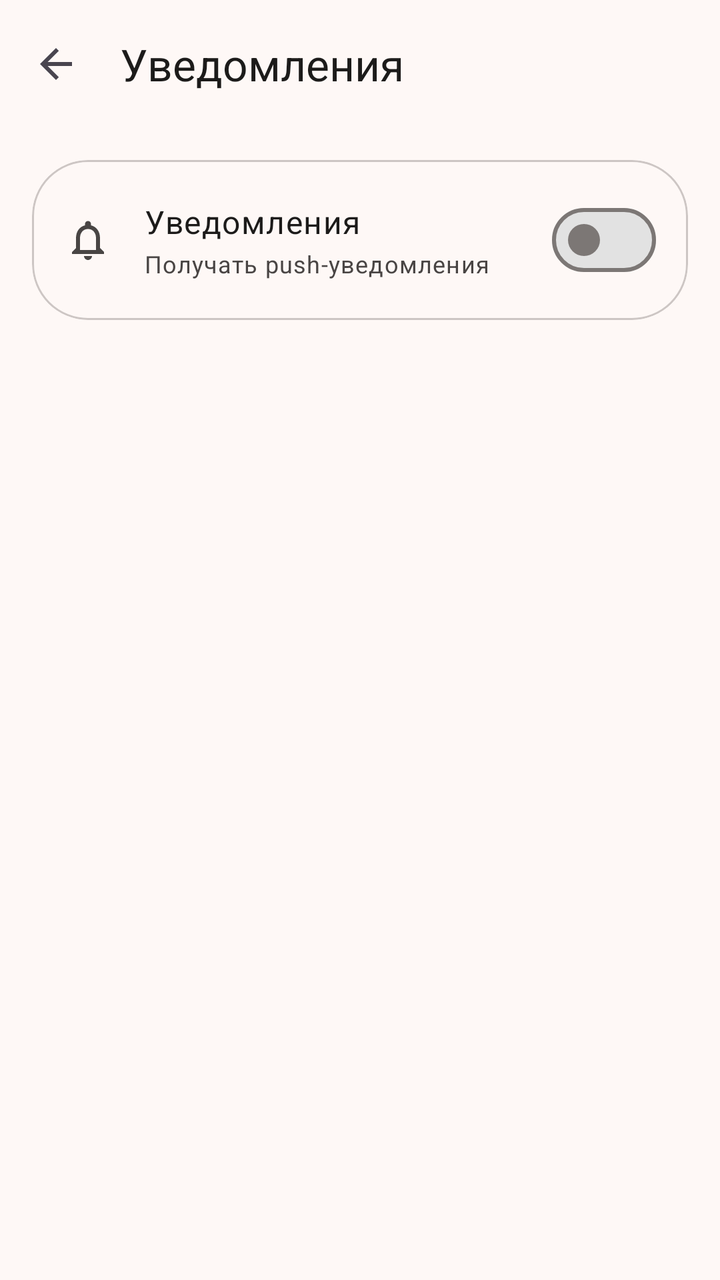
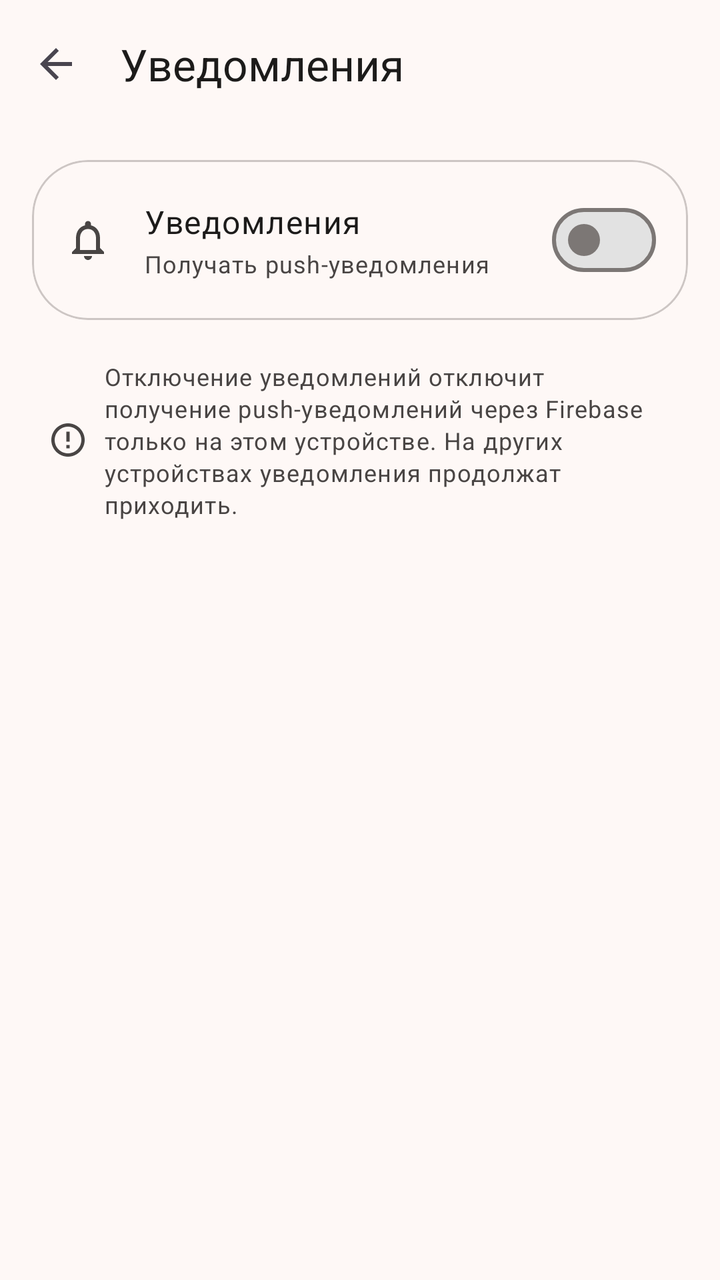

Before-and-after screenshots of an Android layout around one commit, followed by the original layout XML and the change that was made.
<!-- AndroidManifest.xml: activity theme Theme.BarkfluffClientAndroid -->
<!-- res/layout/activity_notification_settings.xml -->
<?xml version="1.0" encoding="utf-8"?>
<androidx.coordinatorlayout.widget.CoordinatorLayout xmlns:android="http://schemas.android.com/apk/res/android"
    xmlns:app="http://schemas.android.com/apk/res-auto"
    android:layout_width="match_parent"
    android:layout_height="match_parent"
    android:fitsSystemWindows="true">

    <com.google.android.material.appbar.AppBarLayout
        android:layout_width="match_parent"
        android:layout_height="wrap_content"
        android:background="?attr/colorSurface">

        <com.google.android.material.appbar.MaterialToolbar
            android:id="@+id/toolbar"
            android:layout_width="match_parent"
            android:layout_height="?attr/actionBarSize"
            app:navigationIcon="@drawable/ic_back"
            app:title="Уведомления"
            app:titleTextAppearance="?attr/textAppearanceTitleLarge"
            app:titleTextColor="?attr/colorOnSurface" />

    </com.google.android.material.appbar.AppBarLayout>

    <LinearLayout
        android:layout_width="match_parent"
        android:layout_height="wrap_content"
        android:orientation="vertical"
        android:padding="16dp"
        app:layout_behavior="@string/appbar_scrolling_view_behavior">

        <com.google.android.material.card.MaterialCardView
            android:layout_width="match_parent"
            android:layout_height="wrap_content"
            app:cardBackgroundColor="?attr/colorSurfaceContainerLow"
            app:cardCornerRadius="28dp"
            app:cardElevation="0dp"
            app:strokeColor="?attr/colorOutlineVariant"
            app:strokeWidth="1dp">

            <LinearLayout
                android:layout_width="match_parent"
                android:layout_height="wrap_content"
                android:gravity="center_vertical"
                android:orientation="horizontal"
                android:padding="16dp">

                <ImageView
                    android:layout_width="24dp"
                    android:layout_height="24dp"
                    android:importantForAccessibility="no"
                    android:src="@drawable/ic_notifications"
                    app:tint="?attr/colorOnSurfaceVariant" />

                <LinearLayout
                    android:layout_width="0dp"
                    android:layout_height="wrap_content"
                    android:layout_marginStart="16dp"
                    android:layout_weight="1"
                    android:orientation="vertical">

                    <TextView
                        android:layout_width="wrap_content"
                        android:layout_height="wrap_content"
                        android:text="Уведомления"
                        android:textAppearance="?attr/textAppearanceBodyLarge"
                        android:textColor="?attr/colorOnSurface" />

                    <TextView
                        android:layout_width="wrap_content"
                        android:layout_height="wrap_content"
                        android:layout_marginTop="2dp"
                        android:text="Получать push-уведомления"
                        android:textAppearance="?attr/textAppearanceBodySmall"
                        android:textColor="?attr/colorOnSurfaceVariant" />

                </LinearLayout>

                <com.google.android.material.materialswitch.MaterialSwitch
                    android:id="@+id/switchNotifications"
                    android:layout_width="wrap_content"
                    android:layout_height="wrap_content" />

            </LinearLayout>

        </com.google.android.material.card.MaterialCardView>

    </LinearLayout>

</androidx.coordinatorlayout.widget.CoordinatorLayout>
<!-- resources referenced by this layout -->
<resources>
  <!-- drawable ic_back (drawable) -->
  <vector xmlns:android="http://schemas.android.com/apk/res/android"
      android:width="24dp"
      android:height="24dp"
      android:viewportWidth="24"
      android:viewportHeight="24"
      android:tint="?attr/colorControlNormal">
    <path
        android:fillColor="@android:color/white"
        android:pathData="M20,11H7.83l5.59,-5.59L12,4l-8,8 8,8 1.41,-1.41L7.83,13H20v-2z"/>
  </vector>
  <!-- drawable ic_notifications (drawable) -->
  <?xml version="1.0" encoding="utf-8"?>
  <vector xmlns:android="http://schemas.android.com/apk/res/android"
      android:width="24dp"
      android:height="24dp"
      android:viewportWidth="24"
      android:viewportHeight="24">
      <path
          android:fillColor="?attr/colorOnSurface"
          android:pathData="M12,22c1.1,0 2,-0.9 2,-2h-4c0,1.1 0.9,2 2,2zM18,16v-5c0,-3.07 -1.63,-5.64 -4.5,-6.32V4c0,-0.83 -0.67,-1.5 -1.5,-1.5s-1.5,0.67 -1.5,1.5v0.68C7.64,5.36 6,7.92 6,11v5l-2,2v1h16v-1l-2,-2zM16,17H8v-6c0,-2.48 1.51,-4.5 4,-4.5s4,2.02 4,4.5v6z"/>
  </vector>
  <style name="Theme.BarkfluffClientAndroid" parent="Base.Theme.BarkfluffClientAndroid" />
  <color name="primary">#FF6B35</color>
  <color name="on_primary">#FFFFFF</color>
  <color name="primary_container">#FFDAD0</color>
  <color name="on_primary_container">#4A2000</color>
  <color name="secondary">#2196F3</color>
  <color name="on_secondary">#FFFFFF</color>
  <color name="secondary_container">#D0E4FF</color>
  <color name="on_secondary_container">#001F3A</color>
  <color name="tertiary">#03DAC6</color>
  <color name="on_tertiary">#000000</color>
  <color name="tertiary_container">#00E5D2</color>
  <color name="on_tertiary_container">#00202A</color>
  <color name="error">#BA1A1A</color>
  <color name="on_error">#FFFFFF</color>
  <color name="error_container">#FFDAD6</color>
  <color name="on_error_container">#410002</color>
  <color name="surface">#FEF8F6</color>
  <color name="on_surface">#1C1B1A</color>
  <color name="on_surface_variant">#494544</color>
  <color name="surface_container_lowest">#FFFFFF</color>
  <color name="surface_container_low">#FEF8F6</color>
  <color name="surface_container">#F0F0F0</color>
  <color name="surface_container_high">#E8E8E8</color>
  <color name="surface_container_highest">#E2E2E2</color>
  <color name="outline">#7C7775</color>
  <color name="outline_variant">#CDC6C4</color>
  <color name="background">#FEF8F6</color>
  <color name="on_background">#1C1B1A</color>
  <color name="inverse_surface">#31302E</color>
  <color name="inverse_on_surface">#F5F0EE</color>
  <color name="inverse_primary">#FFB5A0</color>
  <!-- unchanged entries left out for length: 1 -->
</resources>

<!-- the commit's change to res/layout/activity_notification_settings.xml (unified diff, before → after) -->
@@ -84,6 +84,35 @@
 
         </com.google.android.material.card.MaterialCardView>
 
+        <LinearLayout
+            android:id="@+id/warningBlock"
+            android:layout_width="match_parent"
+            android:layout_height="wrap_content"
+            android:layout_marginTop="12dp"
+            android:background="@android:color/transparent"
+            android:gravity="center_vertical"
+            android:orientation="horizontal"
+            android:paddingHorizontal="8dp"
+            android:paddingVertical="8dp">
+
+            <ImageView
+                android:layout_width="20dp"
+                android:layout_height="20dp"
+                android:importantForAccessibility="no"
+                android:src="@drawable/ic_info"
+                app:tint="?attr/colorOnSurfaceVariant" />
+
+            <TextView
+                android:layout_width="0dp"
+                android:layout_height="wrap_content"
+                android:layout_marginStart="8dp"
+                android:layout_weight="1"
+                android:text="Отключение уведомлений отключит получение push-уведомлений через Firebase только на этом устройстве. На других устройствах уведомления продолжат приходить."
+                android:textAppearance="?attr/textAppearanceBodySmall"
+                android:textColor="?attr/colorOnSurfaceVariant" />
+
+        </LinearLayout>
+
     </LinearLayout>
 
 </androidx.coordinatorlayout.widget.CoordinatorLayout>
<!-- resource entries referenced after the edit -->
@@ -10,6 +10,17 @@
     <path
         android:fillColor="@android:color/white"
         android:pathData="M20,11H7.83l5.59,-5.59L12,4l-8,8 8,8 1.41,-1.41L7.83,13H20v-2z"/>
+  </vector>
+  <!-- drawable ic_info (drawable) -->
+  <?xml version="1.0" encoding="utf-8"?>
+  <vector xmlns:android="http://schemas.android.com/apk/res/android"
+      android:width="24dp"
+      android:height="24dp"
+      android:viewportWidth="24"
+      android:viewportHeight="24">
+      <path
+          android:fillColor="?attr/colorOnSurface"
+          android:pathData="M12,2C6.48,2 2,6.48 2,12s4.48,10 10,10 10,-4.48 10,-10S17.52,2 12,2zM12,20c-4.42,0 -8,-3.58 -8,-8s3.58,-8 8,-8 8,3.58 8,8 -3.58,8 -8,8zM11,7h2v6h-2V7zM11,15h2v2h-2V15z"/>
   </vector>
   <!-- drawable ic_notifications (drawable) -->
   <?xml version="1.0" encoding="utf-8"?>
